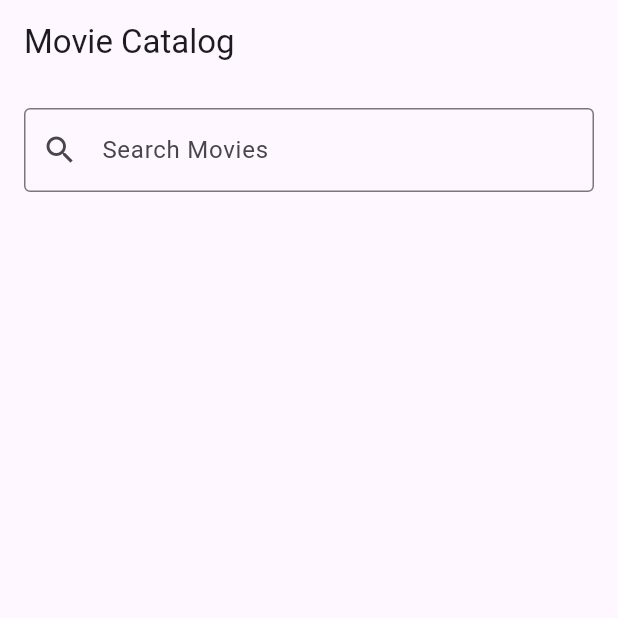
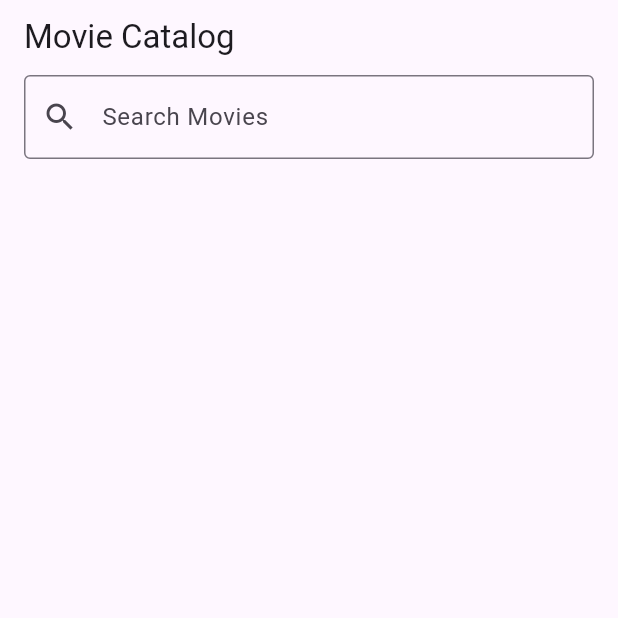
Before and after one commit to juanjosbg/MovieApp-Flutter, a Flutter app: the screen it shows after launch, on a phone screen of 412 x 824 dp, the top half of it. Run offline on Flutter 3.47's test engine with Material 3 defaults, Android fonts, the phone set to English and light mode, and no system bars; network calls fail.

Commit message:
se puso el shears arriba

```diff
--- a/lib/screens/movie_catalog_page.dart
+++ b/lib/screens/movie_catalog_page.dart
@@ -49,6 +49,7 @@ class _MovieCatalogPageState extends State<MovieCatalogPage> {
 
   @override
   Widget build(BuildContext context) {
+    // Filtramos las películas en base al query
     List filteredMovies = movies.where((movie) {
       final titleLower = movie['title'].toLowerCase();
       return titleLower.contains(query);
@@ -57,11 +58,10 @@ class _MovieCatalogPageState extends State<MovieCatalogPage> {
     return Scaffold(
       appBar: AppBar(
         title: Text('Movie Catalog'),
-      ),
-      body: Column(
-        children: [
-          Padding(
-            padding: const EdgeInsets.all(16.0),
+        bottom: PreferredSize(
+          preferredSize: Size.fromHeight(50),
+          child: Padding(
+            padding: const EdgeInsets.symmetric(horizontal: 16.0),
             child: TextField(
               decoration: InputDecoration(
                 hintText: 'Search Movies',
@@ -71,8 +71,9 @@ class _MovieCatalogPageState extends State<MovieCatalogPage> {
               onChanged: searchMovies,
             ),
           ),
-          Expanded(
-            child: GridView.builder(
+        ),
+      ),
+      body: GridView.builder(
         padding: const EdgeInsets.all(16.0),
         gridDelegate: SliverGridDelegateWithFixedCrossAxisCount(
           crossAxisCount: MediaQuery.of(context).size.width > 600 ? 3 : 1,
@@ -88,10 +89,11 @@ class _MovieCatalogPageState extends State<MovieCatalogPage> {
               Navigator.push(
                 context,
                 MaterialPageRoute(
-                        builder: (context) =>
-                            MovieDetailsScreen(movie: movie, query: query),
+                  builder: (context) => MovieDetailsScreen(
+                      movie: movie, query: query), // Pasamos la query actual
                 ),
               ).then((_) {
+                // Al regresar a la página de catálogo, volver a buscar la película
                 searchMovies(query);
               });
             },
@@ -122,9 +124,6 @@ class _MovieCatalogPageState extends State<MovieCatalogPage> {
           );
         },
       ),
-          ),
-        ],
-      ),
     );
   }
 }
```
Also changed, not shown: lib/screens/movie_details_screen.dart (+17 -14 lines). Lines whose indentation alone changed are shown as unchanged.
